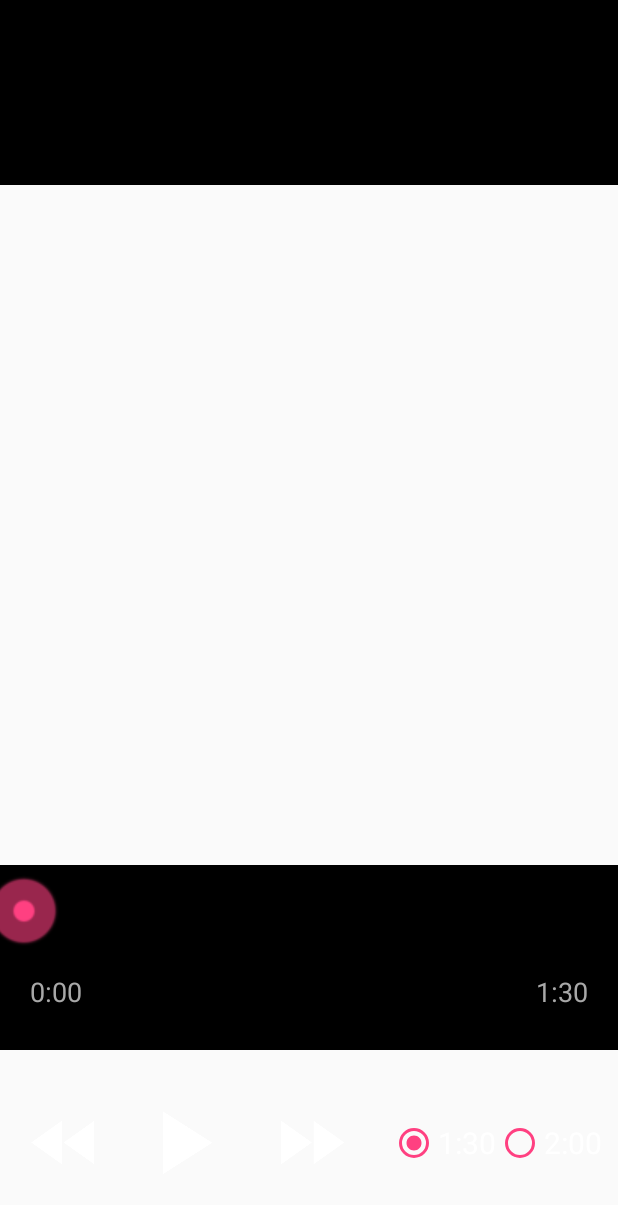
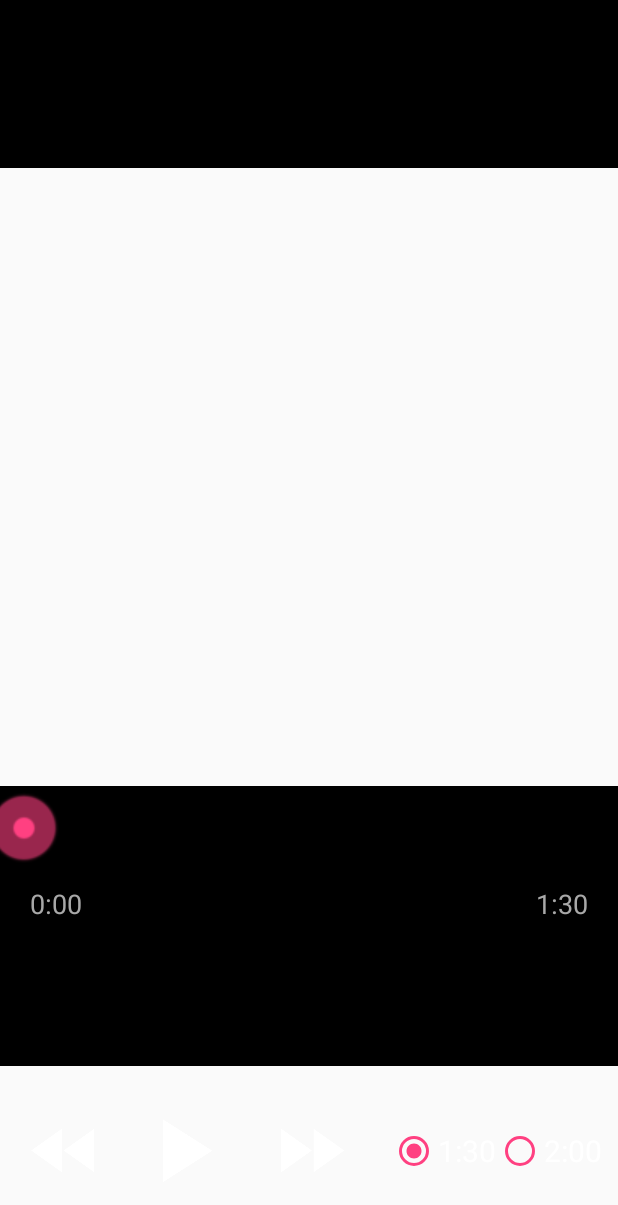
Before and after one commit to alliejc/BuzzerButler, an Android app: the layout fragment_tracks.xml on its own in the app's theme, with its tools: preview values and no code run, on a phone screen of 412 x 824 dp. Shown: the top 1205 px of the screen. Run offline under Robolectric (Android 15) with nearby library versions, the phone set to English and light mode, and no system bars.

Commit message:
added "now playing" bar

```diff
--- a/app/src/main/java/com/example/alisonjc/compplayertwo/MainActivity.java
+++ b/app/src/main/java/com/example/alisonjc/compplayertwo/MainActivity.java
@@ -150,7 +150,7 @@ public class MainActivity extends RoboActionBarActivity
             PlaylistFragment playlistFragment = PlaylistFragment.newInstance();
             fragmentManager.beginTransaction().replace(R.id.main_framelayout, playlistFragment, "playlistFragment").addToBackStack(null).commit();
             actionBar.setTitle(R.string.playlists_drawer);
-            actionBar.setSubtitle(R.string.app_subtitle);
+            //actionBar.setSubtitle(R.string.app_subtitle);
 
 
         } else if (id == R.id.nav_songs) {
@@ -159,7 +159,7 @@ public class MainActivity extends RoboActionBarActivity
             TracksFragment tracksFragment = TracksFragment.newInstance();
             fragmentManager.beginTransaction().replace(R.id.main_framelayout, tracksFragment, "tracksFragment").addToBackStack(null).commit();
             actionBar.setTitle(R.string.songs_drawer);
-            actionBar.setSubtitle("Please select a song");
+            //actionBar.setSubtitle("Please select a song");
         }
 
         DrawerLayout drawer = (DrawerLayout) findViewById(R.id.drawer_layout);
@@ -173,7 +173,7 @@ public class MainActivity extends RoboActionBarActivity
         setSupportActionBar(myToolbar);
         actionBar = getSupportActionBar();
         actionBar.setTitle(R.string.app_name);
-        actionBar.setSubtitle(R.string.app_subtitle);
+        //actionBar.setSubtitle(R.string.app_subtitle);
         actionBar.setDisplayShowTitleEnabled(true);
         actionBar.setDisplayHomeAsUpEnabled(true);
     }
@@ -234,7 +234,7 @@ public class MainActivity extends RoboActionBarActivity
 
         mPlaylistTitle = playlistTitle;
         actionBar.setTitle(mPlaylistTitle);
-        actionBar.setSubtitle("Please select a song");
+        //actionBar.setSubtitle("Please select a song");
 
         FragmentManager fragmentManager = getSupportFragmentManager();
         PlaylistTracksFragment playlistTracksFragment = PlaylistTracksFragment.newInstance(userId, playlistId);
@@ -242,12 +242,11 @@ public class MainActivity extends RoboActionBarActivity
     }
 
     public void onPlaylistTrackSelected(String trackName) {
-        actionBar.setSubtitle(trackName);
+//        actionBar.setSubtitle(trackName);
     }
-
 
     @Override
     public void onTrackSelected(String trackId) {
-        actionBar.setSubtitle(trackId);
+//        actionBar.setSubtitle(trackId);
     }
 }
--- a/app/src/main/java/com/example/alisonjc/compplayertwo/tracks/PlaylistTracksFragment.java
+++ b/app/src/main/java/com/example/alisonjc/compplayertwo/tracks/PlaylistTracksFragment.java
@@ -50,6 +50,15 @@ public class PlaylistTracksFragment extends RoboFragment {
 
     @Inject
     private MusicPlayer mMusicPlayer;
+
+//    @BindView(R.id.title_bar)
+//    Toolbar mNowPlaying;
+
+    @BindView(R.id.song_title)
+    TextView mSongTitle;
+
+    @BindView(R.id.artist)
+    TextView mArtist;
 
     @BindView(R.id.play)
     ImageButton mPlayButton;
@@ -228,6 +237,8 @@ public class PlaylistTracksFragment extends RoboFragment {
         showPauseButton();
         setCurrentPlayingSong(locationid);
         smoothScroll(locationid);
+        mSongTitle.setText(mPlaylistTracksList.get(locationid).getTrack().getName() + " - ");
+        mArtist.setText(mPlaylistTracksList.get(locationid).getTrack().getArtists().get(0).getName());
         mPlayer.playUri(mOperationCallback, "spotify:track:" + mPlaylistTracksList.get(locationid).getTrack().getId(), 0, 0);
         onButtonPressed(mPlaylistTracksList.get(locationid).getTrack().getName());
     }
--- a/app/src/main/java/com/example/alisonjc/compplayertwo/tracks/TracksFragment.java
+++ b/app/src/main/java/com/example/alisonjc/compplayertwo/tracks/TracksFragment.java
@@ -53,6 +53,11 @@ public class TracksFragment extends RoboFragment {
     @Inject
     private MusicPlayer mSpotifyPlayer;
 
+    @BindView(R.id.song_title)
+    TextView mSongTitle;
+
+    @BindView(R.id.artist)
+    TextView mArtist;
 
     @BindView(R.id.play)
     ImageButton mPlayButton;
@@ -210,6 +215,8 @@ public class TracksFragment extends RoboFragment {
         showPauseButton();
         setCurrentPlayingSong(locationid);
         smoothScroll(mItemPosition);
+        mSongTitle.setText(mTracksList.get(locationid).getTrack().getName() + " - ");
+        mArtist.setText(mTracksList.get(locationid).getTrack().getArtists().get(0).getName());
         mPlayer.playUri(mOperationCallback, "spotify:track:" + mTracksList.get(locationid).getTrack().getId(), 0, 0);
         onButtonPressed(mTracksList.get(locationid).getTrack().getName());
     }
--- a/app/src/main/res/layout/app_bar_main.xml
+++ b/app/src/main/res/layout/app_bar_main.xml
@@ -26,6 +26,4 @@
             android:layout_height="match_parent"
             />
 
-
-
 </android.support.design.widget.CoordinatorLayout>
--- a/app/src/main/res/layout/fragment_tracks.xml
+++ b/app/src/main/res/layout/fragment_tracks.xml
@@ -7,7 +7,7 @@
     <LinearLayout
         android:layout_width="match_parent"
         android:layout_height="match_parent"
-        android:layout_weight="100"
+        android:layout_weight="110"
         android:orientation="vertical">
 
         <include
@@ -26,7 +26,6 @@
             android:scrollbars="vertical">
         </android.support.v7.widget.RecyclerView>
 
-
         <include
             android:id="@+id/seeker_bar"
             layout="@layout/seekbar"
@@ -34,6 +33,13 @@
             android:layout_height="0dp"
             android:layout_weight="15"
             />
+
+        <include
+            android:id="@+id/title_bar"
+            layout="@layout/toolbar_nowplaying"
+            android:layout_width="match_parent"
+            android:layout_height="0dp"
+            android:layout_weight="10"/>
 
         <include
             android:id="@+id/music_player"
--- a/app/src/main/res/layout/music_player.xml
+++ b/app/src/main/res/layout/music_player.xml
@@ -88,5 +88,6 @@
                 android:textColor="@color/color_white"
                 android:textSize="20sp"
                 />
+
         </RadioGroup>
     </LinearLayout>
--- /dev/null
+++ b/app/src/main/res/layout/toolbar_nowplaying.xml
@@ -0,0 +1,40 @@
+<?xml version="1.0" encoding="utf-8"?>
+<LinearLayout
+    xmlns:android="http://schemas.android.com/apk/res/android"
+    android:layout_width="match_parent"
+    android:layout_height="wrap_content"
+    android:background="@color/color_default"
+    android:orientation="horizontal"
+    android:layout_weight="100"
+    >
+<TextView
+    android:id="@+id/song_title"
+    android:layout_width="wrap_content"
+    android:layout_height="wrap_content"
+    android:layout_weight="50"
+    android:textColor="@color/color_light_pink"
+    android:textSize="18sp"
+    android:layout_gravity="center_vertical|end"
+    android:gravity="center_vertical|end"/>
+
+    <TextView
+        android:id="@+id/artist"
+        android:layout_width="wrap_content"
+        android:layout_height="wrap_content"
+        android:layout_weight="50"
+        android:textColor="@color/color_light_pink"
+        android:textSize="18sp"
+        android:layout_gravity="center_vertical|start"
+        android:gravity="center_vertical|start"/>
+</LinearLayout>
+
+<!--<android.support.v7.widget.Toolbar-->
+    <!--xmlns:android="http://schemas.android.com/apk/res/android"-->
+    <!--android:id="@+id/title_bar"-->
+    <!--android:layout_width="match_parent"-->
+    <!--android:layout_height="wrap_content"-->
+    <!--android:background="@color/color_default"-->
+    <!--android:orientation="vertical"-->
+    <!--android:subtitle="hi"-->
+    <!--android:title="hello"-->
+    <!--android:theme="@style/ThemeOverlay.AppCompat.Dark"/>-->
--- a/build.gradle
+++ b/build.gradle
@@ -5,7 +5,7 @@ buildscript {
         jcenter()
     }
     dependencies {
-        classpath 'com.android.tools.build:gradle:2.2.0'
+        classpath 'com.android.tools.build:gradle:2.2.2'
         classpath 'com.neenbedankt.gradle.plugins:android-apt:1.8'
 
 
```
Lines whose indentation alone changed are shown as unchanged.
